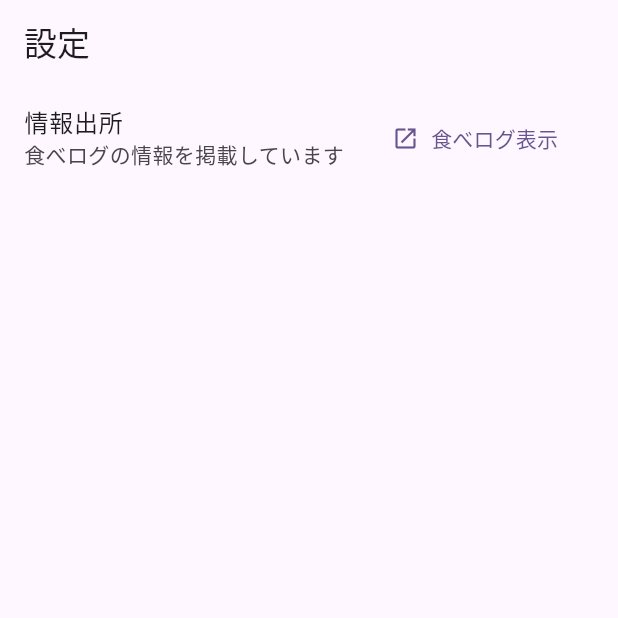
After one commit to jiyuujin/lunchnearby-app, a Flutter app: the SettingsPage screen opened directly, on a phone screen of 412 x 824 dp, the top half of it. The commit adds this screen. Run offline on Flutter 3.47's test engine with Material 3 defaults, Android fonts, the phone set to English and light mode, and no system bars; our stand-ins replace flutter_dotenv, google_maps_flutter, hooks_riverpod, riverpod_annotation, supabase_flutter; missing offline and left inert: base_widgets, dart:html, google_maps; accounts and stored records are empty; generated files the repository leaves out were written again.

Commit message:
update reference

```diff
--- a/lib/constants.dart
+++ b/lib/constants.dart
@@ -7,8 +7,16 @@ const title = 'Lunch Nearby';
 final List<TabItem> tabItems = [
   TabItem(icon: Icons.home.codePoint, name: 'Home'),
   TabItem(icon: Icons.map.codePoint, name: 'Map'),
+  TabItem(icon: Icons.settings.codePoint, name: 'Setting'),
+];
+
+final settingsItems = [
+  '情報出所',
 ];
 
 // 有明セントラルタワーホール＆カンファレンス
 const position = '有明セントラルタワーホール＆カンファレンス';
 const centerPos = LatLng(35.6321071, 139.7911525);
+
+const tabelogUrl =
+    'https://tabelog.com/tokyo/A1313/A131306/R466/rstLst/?vs=1&sa=%E6%9C%89%E6%98%8E%E9%A7%85%EF%BC%88%E6%9D%B1%E4%BA%AC%E9%83%BD%EF%BC%89&sk=&lid=top_navi1&vac_net=&svd=20241116&svt=1900&svps=2&hfc=1&sw=';
--- /dev/null
+++ b/lib/features/settings_page.dart
@@ -0,0 +1,33 @@
+import 'package:flutter/material.dart';
+import 'package:hooks_riverpod/hooks_riverpod.dart';
+import 'package:lunchnearby_app/constants.dart';
+import 'package:url_launcher/url_launcher.dart';
+
+class SettingsPage extends HookConsumerWidget {
+  SettingsPage({super.key});
+
+  @override
+  Widget build(BuildContext context, WidgetRef ref) {
+    return Scaffold(
+      appBar: AppBar(
+        title: const Text('設定'),
+      ),
+      body: ListView.builder(
+          itemCount: settingsItems.length,
+          itemBuilder: (context, index) {
+            if (index == 0) {
+              return ListTile(
+                title: Text(settingsItems[index]),
+                subtitle: const Text('食べログの情報を掲載しています'),
+                trailing: TextButton.icon(
+                  onPressed: () => launchUrl(Uri.parse(tabelogUrl)),
+                  label: const Text('食べログ表示'),
+                  icon: const Icon(Icons.open_in_new),
+                ),
+              );
+            }
+            return null;
+          }),
+    );
+  }
+}
--- a/lib/main.dart
+++ b/lib/main.dart
@@ -4,6 +4,7 @@ import 'package:flutter_dotenv/flutter_dotenv.dart';
 import 'package:hooks_riverpod/hooks_riverpod.dart';
 import 'package:lunchnearby_app/constants.dart';
 import 'package:lunchnearby_app/features/map_page.dart';
+import 'package:lunchnearby_app/features/settings_page.dart';
 import 'package:lunchnearby_app/features/shops_list_page.dart';
 import 'package:supabase_flutter/supabase_flutter.dart';
 
@@ -39,6 +40,7 @@ class MyApp extends StatelessWidget {
         screens: [
           ShopsListPage(),
           MapPage(),
+          SettingsPage(),
         ],
       ),
     );
```
